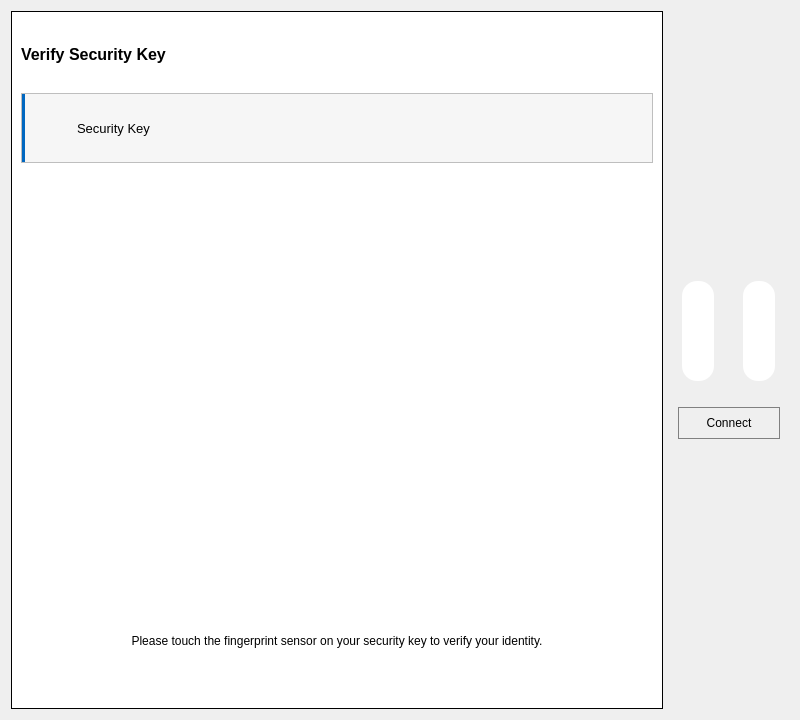
Above: src/views/authenticate_views/twofa_key_view.ui from devforgely/MFA-Simulator before the change. Below: the same form after it.
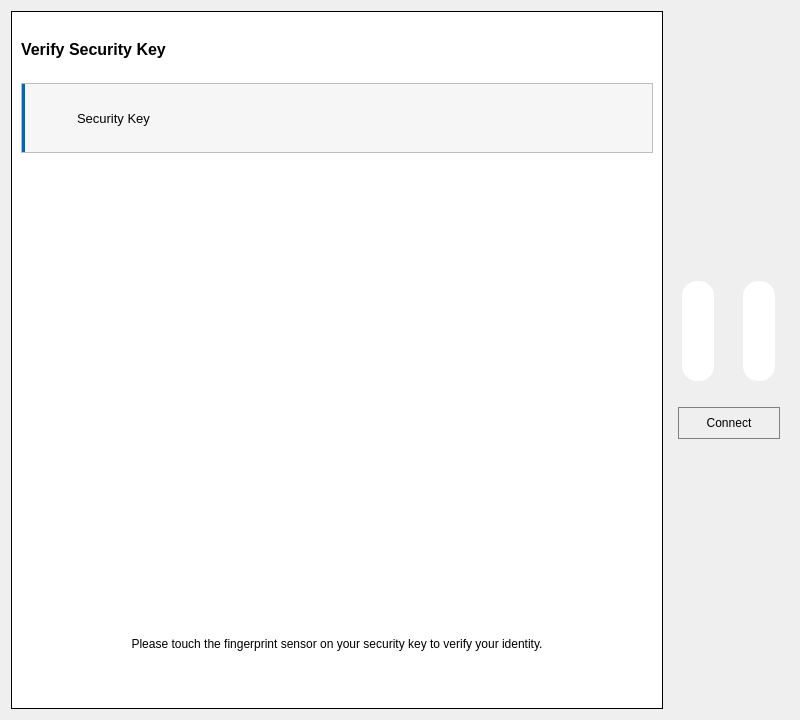
That is the form after the change. Icons and pictures are not drawn. Custom widgets are drawn as their Qt base class.

```diff
--- a/src/views/authenticate_views/twofa_key_view.ui
+++ b/src/views/authenticate_views/twofa_key_view.ui
@@ -46,6 +46,10 @@
 
 #fp1_btn:checked, #fp4_btn:checked {
 	border: 3px solid #4070f4;
+}
+
+#warning_label {
+	color: #d5786c;
 }</string>
   </property>
   <layout class="QHBoxLayout" name="horizontalLayout">
@@ -136,6 +140,19 @@
         </layout>
        </widget>
       </item>
+      <item>
+       <widget class="QLabel" name="warning_label">
+        <property name="sizePolicy">
+         <sizepolicy hsizetype="Preferred" vsizetype="Maximum">
+          <horstretch>0</horstretch>
+          <verstretch>0</verstretch>
+         </sizepolicy>
+        </property>
+        <property name="text">
+         <string/>
+        </property>
+       </widget>
+      </item>
       <item>
        <widget class="QLabel" name="fingerprint">
         <property name="maximumSize">
@@ -284,16 +301,16 @@
   </layout>
  </widget>
  <customwidgets>
-  <customwidget>
-   <class>ClickableLabel</class>
-   <extends>QLabel</extends>
-   <header location="global">widgets/clickables.h</header>
-  </customwidget>
   <customwidget>
    <class>ShadowButton</class>
    <extends>QPushButton</extends>
    <header location="global">widgets/shadow.h</header>
   </customwidget>
+  <customwidget>
+   <class>ClickableLabel</class>
+   <extends>QLabel</extends>
+   <header location="global">widgets/clickables.h</header>
+  </customwidget>
  </customwidgets>
  <resources/>
  <connections/>
```
